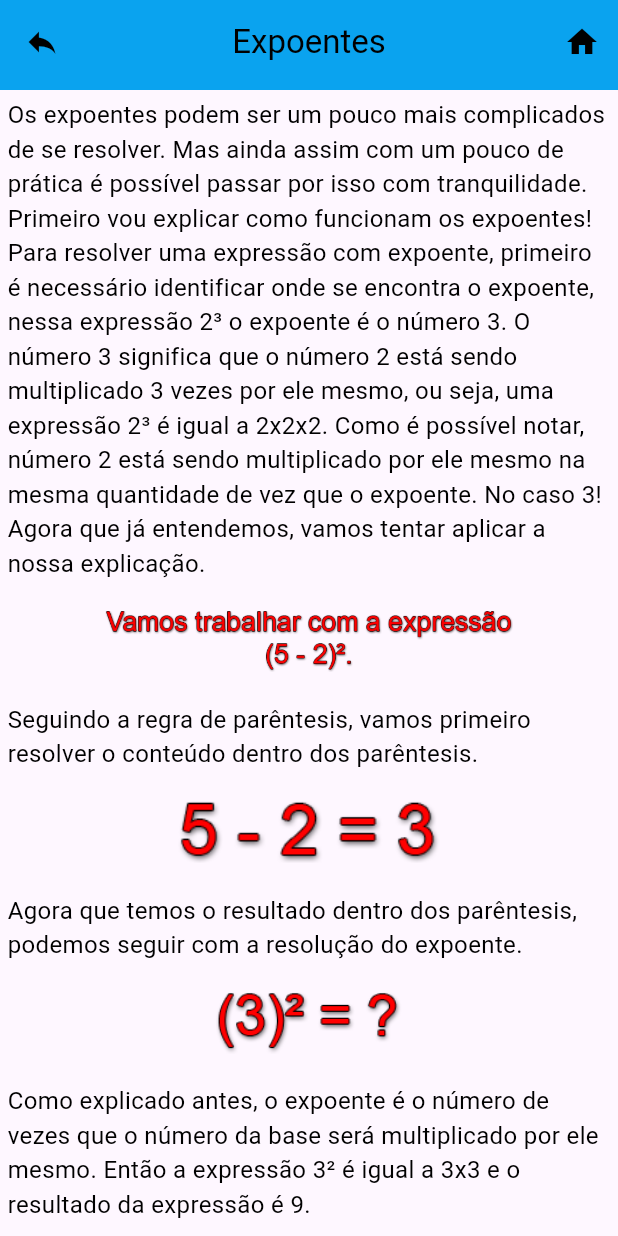
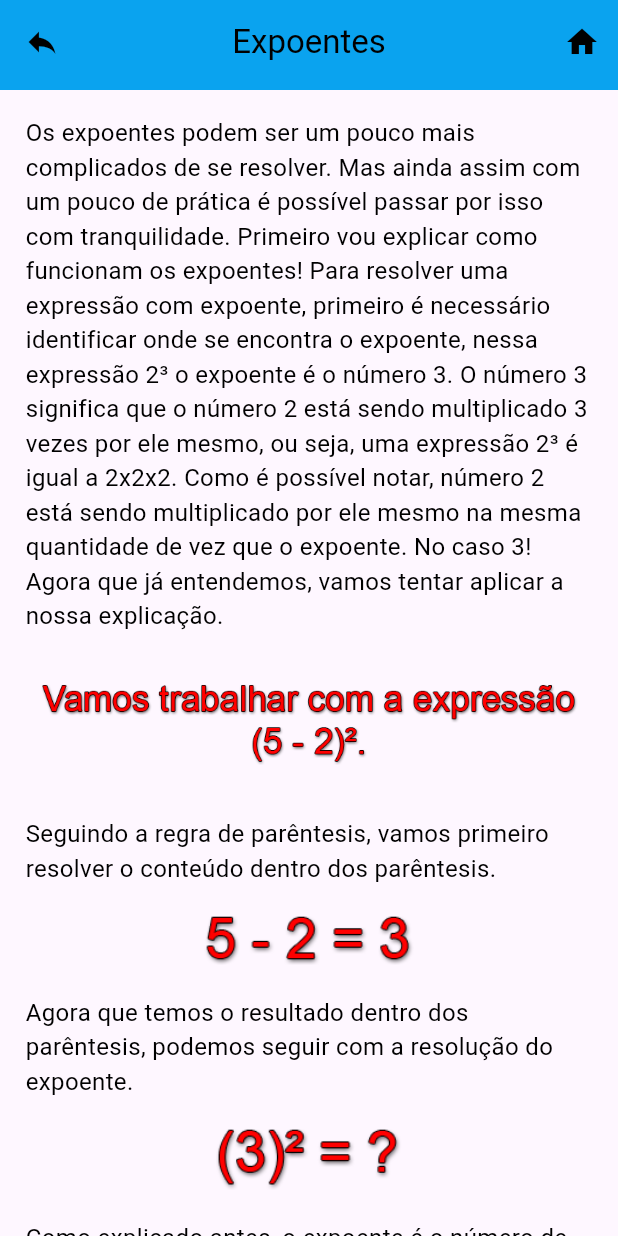
Before and after one commit to ricardo-gsilva/exemplifica-app, a Flutter app: the ExpoentesPage screen opened directly, on a phone screen of 412 x 824 dp. Run offline on Flutter 3.47's test engine with Material 3 defaults, Android fonts, the light colour scheme and no system bars; our stand-ins replace package_info_plus.

Commit message:
corrigindo expoentes template

```diff
--- a/lib/widgets/templates/expoentes_template.dart
+++ b/lib/widgets/templates/expoentes_template.dart
@@ -15,6 +15,8 @@ class ExpoentesTemplate extends StatelessWidget {
   @override
   Widget build(BuildContext context) {
     return SingleChildScrollView(
+      child: Padding(
+        padding: const EdgeInsets.all(12.0),
         child: Column(
           children: <Widget>[
             ContentList(
@@ -24,13 +26,13 @@ class ExpoentesTemplate extends StatelessWidget {
                 ),
                 StringsAndAssetsModel(
                     title: CoreStringsAssets.expoentes_assets_2,
-                  height: height * 0.05),
+                    height: height * 0.1),
                 StringsAndAssetsModel(
                   title: CoreStringsExpoentes.text2_expoentes,
                 ),
                 StringsAndAssetsModel(
                     title: CoreStringsAssets.expoentes_assets_3,
-                  height: height * 0.05),
+                    height: height * 0.04),
                 StringsAndAssetsModel(
                   title: CoreStringsExpoentes.text3_expoentes,
                 ),
@@ -47,6 +49,7 @@ class ExpoentesTemplate extends StatelessWidget {
             ),
           ],
         ),
+      ),
     );
   }
 }
```
Lines whose indentation alone changed are shown as unchanged.
